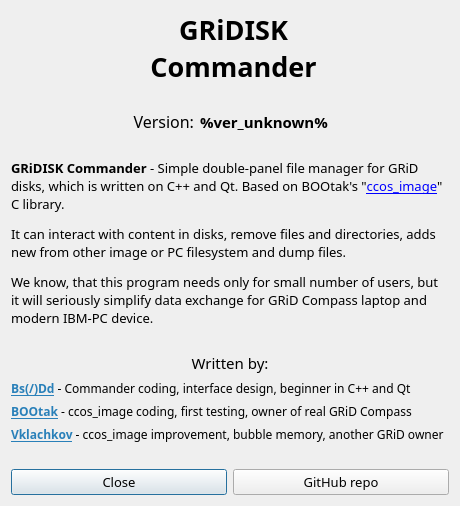
Old version of the form ui/dialogs/about.ui in the repository vklachkov-contrib/GRiDISKCOM.
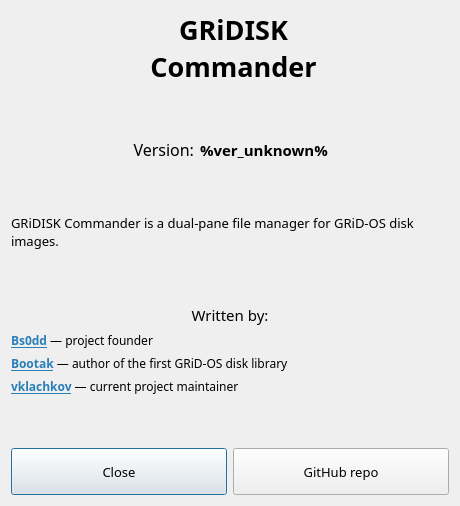
New version of the form. Icons and pictures are not drawn.

Commit message: cleanup about dialog

What changed in the file:
```diff
--- a/ui/dialogs/about.ui
+++ b/ui/dialogs/about.ui
@@ -186,7 +186,7 @@
       </font>
      </property>
      <property name="text">
-      <string>&lt;html&gt;&lt;head/&gt;&lt;body&gt;&lt;p&gt;&lt;span style=&quot; font-weight:600;&quot;&gt;GRiDISK Commander&lt;/span&gt; - Simple double-panel file manager for GRiD disks, which is written on C++ and Qt. Based on BOOtak's &amp;quot;&lt;a href=&quot;https://github.com/BOOtak/CCOS-disk-utils&quot;&gt;&lt;span style=&quot; text-decoration: underline; color:#0000ff;&quot;&gt;ccos_image&lt;/span&gt;&lt;/a&gt;&amp;quot; C library.&lt;/p&gt;&lt;p&gt;It can interact with content in disks, remove files and directories, adds new from other image or PC filesystem and dump files.&lt;/p&gt;&lt;p&gt;We know, that this program needs only for small number of users, but it will seriously simplify data exchange for GRiD Compass laptop and modern IBM-PC device.&lt;/p&gt;&lt;/body&gt;&lt;/html&gt;</string>
+      <string>&lt;html&gt;&lt;head/&gt;&lt;body&gt;&lt;p&gt;GRiDISK Commander is a dual-pane file manager for GRiD-OS disk images.&lt;/p&gt;&lt;/body&gt;&lt;/html&gt;</string>
      </property>
      <property name="wordWrap">
       <bool>true</bool>
@@ -234,7 +234,7 @@
       </font>
      </property>
      <property name="text">
-      <string>&lt;html&gt;&lt;head/&gt;&lt;body&gt;&lt;p&gt;&lt;a href=&quot;http://bs0dd.net&quot;&gt;&lt;span style=&quot; font-weight:700; text-decoration: underline; color:#2980b9;&quot;&gt;Bs(/)Dd&lt;/span&gt;&lt;/a&gt; - Commander coding, interface design, beginner in C++ and Qt&lt;/p&gt;&lt;/body&gt;&lt;/html&gt;</string>
+      <string>&lt;html&gt;&lt;head/&gt;&lt;body&gt;&lt;p&gt;&lt;a href=&quot;http://bs0dd.net&quot;&gt;&lt;span style=&quot; font-weight:700; text-decoration: underline; color:#2980b9;&quot;&gt;Bs0dd&lt;/span&gt;&lt;/a&gt; — project founder&lt;/p&gt;&lt;/body&gt;&lt;/html&gt;</string>
      </property>
     </widget>
    </item>
@@ -247,7 +247,7 @@
       </font>
      </property>
      <property name="text">
-      <string>&lt;html&gt;&lt;head/&gt;&lt;body&gt;&lt;p&gt;&lt;a href=&quot;https://www.youtube.com/@kogdazjasdohnu&quot;&gt;&lt;span style=&quot; font-weight:700; text-decoration: underline; color:#2980b9;&quot;&gt;BOOtak&lt;/span&gt;&lt;/a&gt; - ccos_image coding, first testing, owner of real GRiD Compass&lt;/p&gt;&lt;/body&gt;&lt;/html&gt;</string>
+      <string>&lt;html&gt;&lt;head/&gt;&lt;body&gt;&lt;p&gt;&lt;a href=&quot;https://www.youtube.com/@kogdazjasdohnu&quot;&gt;&lt;span style=&quot; font-weight:700; text-decoration: underline; color:#2980b9;&quot;&gt;Bootak&lt;/span&gt;&lt;/a&gt; — author of the first GRiD-OS disk library&lt;/p&gt;&lt;/body&gt;&lt;/html&gt;</string>
      </property>
     </widget>
    </item>
@@ -260,7 +260,7 @@
       </font>
      </property>
      <property name="text">
-      <string>&lt;html&gt;&lt;head/&gt;&lt;body&gt;&lt;p&gt;&lt;a href=&quot;https://github.com/vklachkov&quot;&gt;&lt;span style=&quot; font-weight:700; text-decoration: underline; color:#2980b9;&quot;&gt;Vklachkov&lt;/span&gt;&lt;/a&gt; - ccos_image improvement, bubble memory, another GRiD owner&lt;/p&gt;&lt;/body&gt;&lt;/html&gt;</string>
+      <string>&lt;html&gt;&lt;head/&gt;&lt;body&gt;&lt;p&gt;&lt;a href=&quot;https://github.com/vklachkov&quot;&gt;&lt;span style=&quot; font-weight:700; text-decoration: underline; color:#2980b9;&quot;&gt;vklachkov&lt;/span&gt;&lt;/a&gt; — current project maintainer&lt;/p&gt;&lt;/body&gt;&lt;/html&gt;</string>
      </property>
     </widget>
    </item>
```
Left out of the diff: 2 changed lines with no effect on the pictures.
